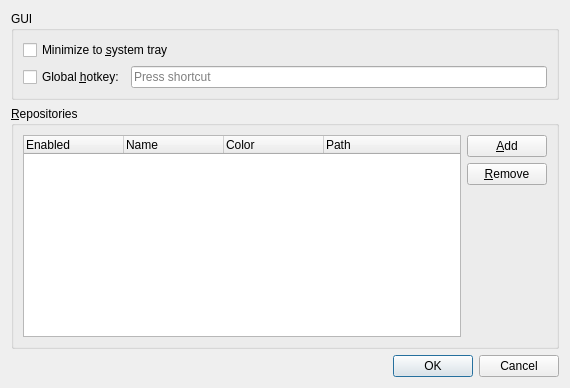
deffi/noteeds, file noteeds/gui/settings/settings_dialog.ui: the form before one commit.
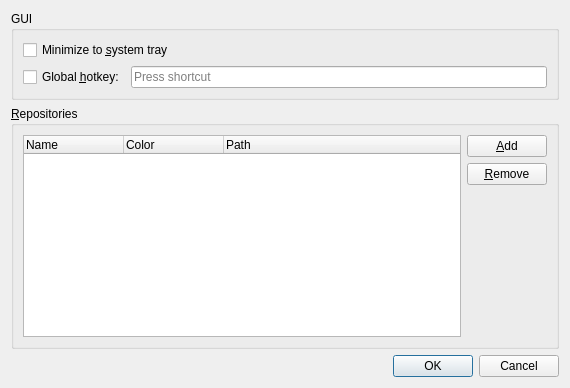
The form after the commit.

Commit message: Integrate "enabled" state into name column

Patch:
```diff
--- a/noteeds/gui/settings/settings_dialog.ui
+++ b/noteeds/gui/settings/settings_dialog.ui
@@ -77,14 +77,12 @@
         <property name="selectionBehavior">
          <enum>QAbstractItemView::SelectItems</enum>
         </property>
+        <property name="rootIsDecorated">
+         <bool>false</bool>
+        </property>
         <property name="columnCount">
-         <number>4</number>
+         <number>3</number>
         </property>
-        <column>
-         <property name="text">
-          <string>Enabled</string>
-         </property>
-        </column>
         <column>
          <property name="text">
           <string>Name</string>
```
The commit also changes 3 other files.
